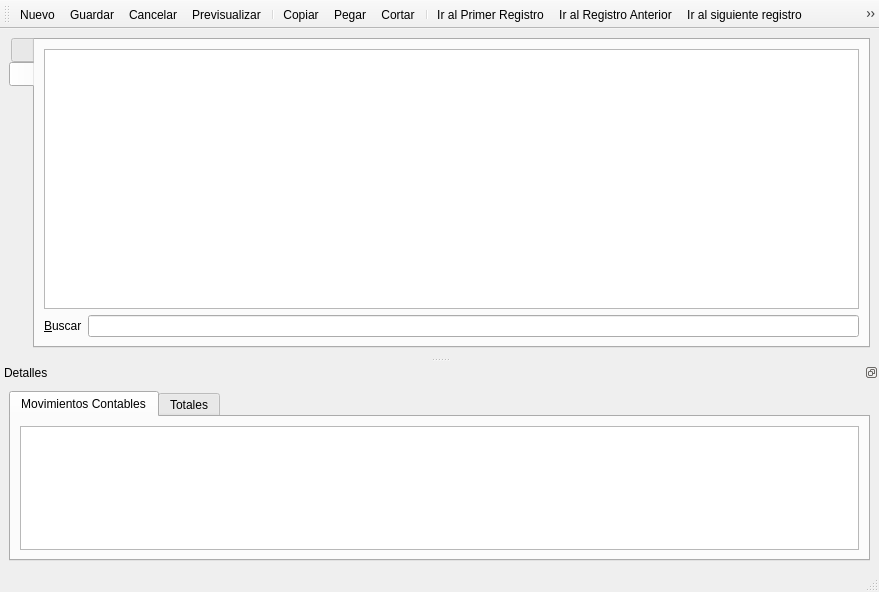
Qt form src/ui/liquidacion.ui (armonge/EsquipulasPy) before a commit.
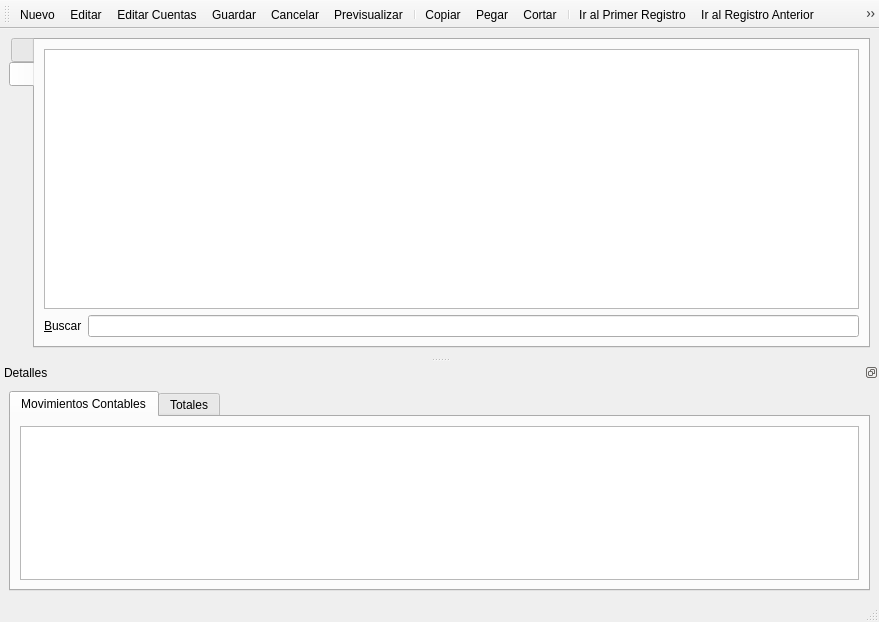
The same form after that commit. Icons and pictures are not drawn. Custom widgets are drawn as their Qt base class.

Commit message: - Se cambio el modulo de liquidación, ahora las cuentas contables son completadas por un usuario con el permiso contabilidad y el resto por un usuario de inventario

```diff
--- a/src/ui/liquidacion.ui
+++ b/src/ui/liquidacion.ui
@@ -583,6 +583,8 @@
     <bool>false</bool>
    </attribute>
    <addaction name="actionNew"/>
+   <addaction name="actionEdit"/>
+   <addaction name="actionEditAccounts"/>
    <addaction name="actionSave"/>
    <addaction name="actionCancel"/>
    <addaction name="actionPreview"/>
@@ -598,7 +600,7 @@
   </widget>
   <widget class="XDockWidget" name="xdockWidget">
    <property name="sizePolicy">
-    <sizepolicy hsizetype="Preferred" vsizetype="Expanding">
+    <sizepolicy hsizetype="Preferred" vsizetype="Minimum">
      <horstretch>0</horstretch>
      <verstretch>1</verstretch>
     </sizepolicy>
@@ -619,6 +621,12 @@
     <layout class="QVBoxLayout" name="verticalLayout_3">
      <item>
       <widget class="QTabWidget" name="tabWidget_2">
+       <property name="minimumSize">
+        <size>
+         <width>0</width>
+         <height>200</height>
+        </size>
+       </property>
        <property name="currentIndex">
         <number>0</number>
        </property>
@@ -757,7 +765,7 @@
     <bool>false</bool>
    </property>
   </action>
-  <action name="actionEditar">
+  <action name="actionEdit">
    <property name="icon">
     <iconset resource="res.qrc">
      <normaloff>:/icons/res/document-edit.png</normaloff>:/icons/res/document-edit.png</iconset>
@@ -765,8 +773,8 @@
    <property name="text">
     <string>Editar</string>
    </property>
-   <property name="shortcut">
-    <string>Ctrl+E</string>
+   <property name="visible">
+    <bool>false</bool>
    </property>
   </action>
   <action name="actionDeleteRow">
@@ -814,6 +822,18 @@
     <string>Pegar</string>
    </property>
   </action>
+  <action name="actionEditAccounts">
+   <property name="icon">
+    <iconset resource="res.qrc">
+     <normaloff>:/icons/res/view-bank-account.png</normaloff>:/icons/res/view-bank-account.png</iconset>
+   </property>
+   <property name="text">
+    <string>Editar Cuentas</string>
+   </property>
+   <property name="visible">
+    <bool>false</bool>
+   </property>
+  </action>
  </widget>
  <customwidgets>
   <customwidget>
```
The commit also changes 11 other files.
